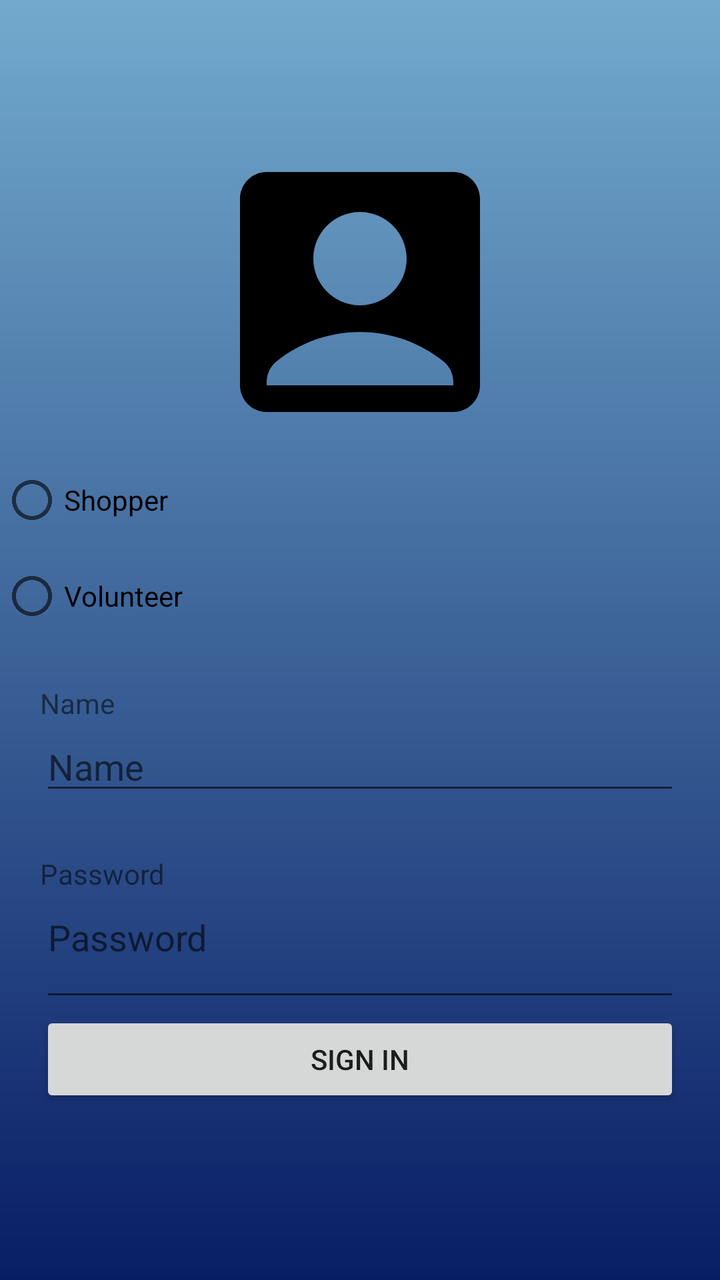
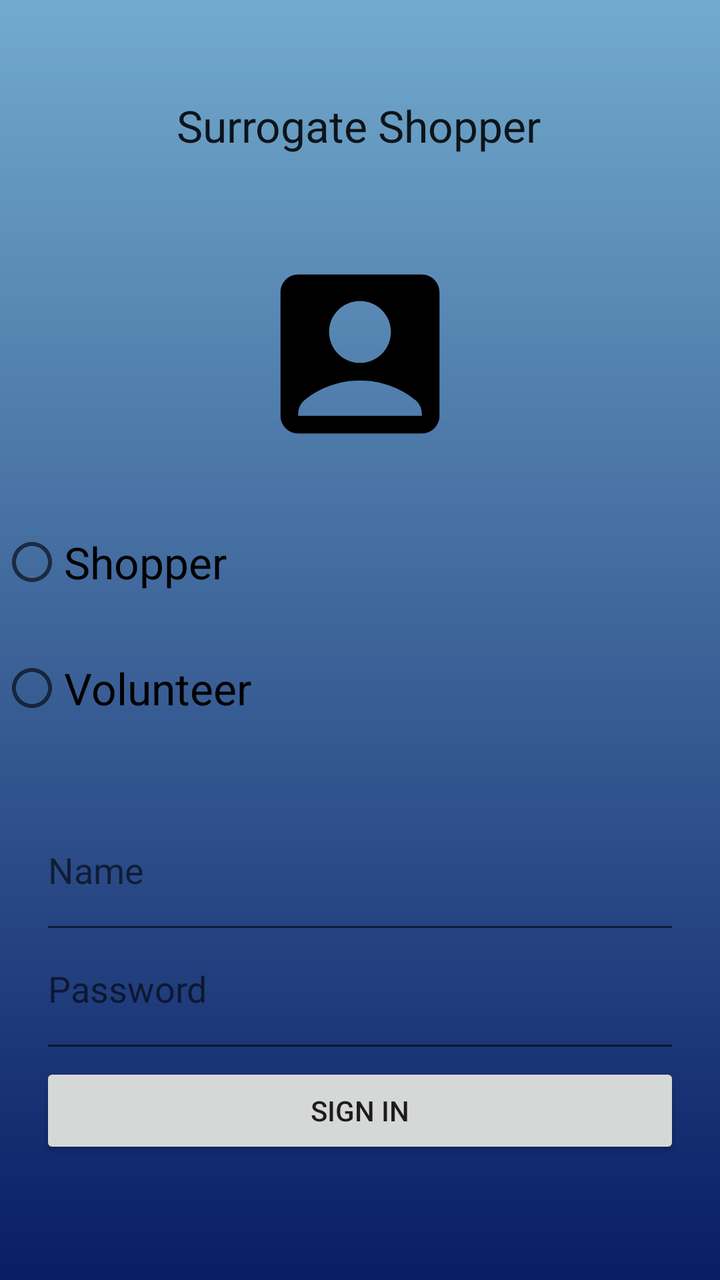

An Android layout rendered at two revisions. The XML below is the earlier revision; the diff shows what the commit changed to produce the second picture.
<!-- AndroidManifest.xml: application theme Theme.SurrogateTester -->
<!-- res/layout/activity_main.xml -->
<?xml version="1.0" encoding="utf-8"?>
<RelativeLayout xmlns:android="http://schemas.android.com/apk/res/android"
    xmlns:app="http://schemas.android.com/apk/res-auto"
    xmlns:tools="http://schemas.android.com/tools"
    android:layout_width="match_parent"
    android:layout_height="match_parent"
    android:gravity="center"
    android:background="@drawable/pgae_bg"
    tools:context=".MainActivity">


    <LinearLayout
        android:layout_width="match_parent"
        android:layout_height="wrap_content"
        android:gravity="center"
        android:orientation="vertical">

        <ImageView
            android:layout_width="160dp"
            android:layout_height="160dp"
            android:src="@drawable/account_icon">

        </ImageView>

        <RadioGroup
            android:layout_width="match_parent"
            android:layout_height="match_parent">

            <RadioButton
                android:id="@+id/radioButton"
                android:layout_width="match_parent"
                android:layout_height="wrap_content"
                android:text="Shopper" />

            <RadioButton
                android:id="@+id/radioButton2"
                android:layout_width="match_parent"
                android:layout_height="wrap_content"
                android:text="Volunteer" />

        </RadioGroup>

        <LinearLayout
            android:layout_width="match_parent"
            android:layout_height="match_parent"
            android:orientation="vertical"
            android:padding="20dp">

            <TextView
                android:id="@+id/textView4"
                android:layout_width="match_parent"
                android:layout_height="wrap_content"
                android:text="Name" />

            <EditText
                android:id="@+id/editTextTextPersonName"
                android:layout_width="match_parent"
                android:layout_height="wrap_content"
                android:ems="10"
                android:hint="Name"

                android:inputType="textPersonName" />

            <TextView
                android:id="@+id/textView5"
                android:layout_width="match_parent"
                android:layout_height="wrap_content"
                android:text="Password"
                android:paddingTop="25dp"/>

            <EditText
                android:id="@+id/editTextTextPassword"
                android:layout_width="match_parent"
                android:layout_height="wrap_content"
                android:ems="10"
                android:hint="Password"
                android:inputType="textPassword"
                android:paddingBottom="25dp"/>

            <Button
                android:id="@+id/button"
                android:layout_width="match_parent"
                android:layout_height="wrap_content"
                android:text="Sign In"

                />
        </LinearLayout>


    </LinearLayout>


</RelativeLayout>
<!-- resources referenced by this layout -->
<resources>
  <!-- drawable account_icon (drawable) -->
  <vector android:height="24dp" android:tint="#000000"
      android:viewportHeight="24" android:viewportWidth="24"
      android:width="24dp" xmlns:android="http://schemas.android.com/apk/res/android">
      <path android:fillColor="@android:color/white" android:pathData="M19,3H5C3.9,3 3,3.9 3,5v14c0,1.1 0.9,2 2,2h14c1.1,0 2,-0.9 2,-2V5C21,3.9 20.1,3 19,3zM12,6c1.93,0 3.5,1.57 3.5,3.5c0,1.93 -1.57,3.5 -3.5,3.5s-3.5,-1.57 -3.5,-3.5C8.5,7.57 10.07,6 12,6zM19,19H5v-0.23c0,-0.62 0.28,-1.2 0.76,-1.58C7.47,15.82 9.64,15 12,15s4.53,0.82 6.24,2.19c0.48,0.38 0.76,0.97 0.76,1.58V19z"/>
  </vector>
  <!-- drawable pgae_bg (drawable) -->
  <?xml version="1.0" encoding="utf-8"?>
  <shape xmlns:android="http://schemas.android.com/apk/res/android">
  
      <gradient android:type="linear" android:angle="100" android:startColor="#72AACD" android:endColor="#081D65"/>
  
  </shape>
  <style name="Theme.SurrogateTester" parent="Theme.MaterialComponents.DayNight.DarkActionBar">
          
          <item name="colorPrimary">@color/purple_500</item>
          <item name="colorPrimaryVariant">@color/purple_700</item>
          <item name="colorOnPrimary">@color/white</item>
          
          <item name="colorSecondary">@color/teal_200</item>
          <item name="colorSecondaryVariant">@color/teal_700</item>
          <item name="colorOnSecondary">@color/black</item>
          
          <item name="android:statusBarColor">?attr/colorPrimaryVariant</item>
          
      </style>
  <color name="purple_500">#FF6200EE</color>
  <color name="purple_700">#FF3700B3</color>
  <color name="white">#FFFFFFFF</color>
  <color name="teal_200">#FF03DAC5</color>
  <color name="teal_700">#FF018786</color>
  <color name="black">#FF000000</color>
</resources>

<!-- the commit's change to res/layout/activity_main.xml (unified diff, before → after) -->
@@ -1,10 +1,9 @@
 <?xml version="1.0" encoding="utf-8"?>
-<RelativeLayout xmlns:android="http://schemas.android.com/apk/res/android"
+<androidx.constraintlayout.widget.ConstraintLayout xmlns:android="http://schemas.android.com/apk/res/android"
     xmlns:app="http://schemas.android.com/apk/res-auto"
     xmlns:tools="http://schemas.android.com/tools"
     android:layout_width="match_parent"
     android:layout_height="match_parent"
-    android:gravity="center"
     android:background="@drawable/pgae_bg"
     tools:context=".MainActivity">
 
@@ -12,31 +11,41 @@
     <LinearLayout
         android:layout_width="match_parent"
         android:layout_height="wrap_content"
+        android:layout_marginTop="124dp"
         android:gravity="center"
-        android:orientation="vertical">
+        android:orientation="vertical"
+        app:layout_constraintTop_toTopOf="parent"
+        tools:layout_editor_absoluteX="16dp">
 
         <ImageView
-            android:layout_width="160dp"
-            android:layout_height="160dp"
+            android:layout_width="136dp"
+            android:layout_height="106dp"
             android:src="@drawable/account_icon">
 
         </ImageView>
+
+        <TextView
+            android:id="@+id/textView"
+            android:layout_width="match_parent"
+            android:layout_height="wrap_content" />
 
         <RadioGroup
             android:layout_width="match_parent"
             android:layout_height="match_parent">
 
             <RadioButton
-                android:id="@+id/radioButton"
+                android:id="@+id/radShopper"
                 android:layout_width="match_parent"
-                android:layout_height="wrap_content"
-                android:text="Shopper" />
+                android:layout_height="64dp"
+                android:text="Shopper"
+                android:textAppearance="@style/TextAppearance.AppCompat.Large" />
 
             <RadioButton
-                android:id="@+id/radioButton2"
+                android:id="@+id/radVolunteer"
                 android:layout_width="match_parent"
-                android:layout_height="wrap_content"
-                android:text="Volunteer" />
+                android:layout_height="62dp"
+                android:text="Volunteer"
+                android:textAppearance="@style/TextAppearance.AppCompat.Large" />
 
         </RadioGroup>
 
@@ -46,39 +55,26 @@
             android:orientation="vertical"
             android:padding="20dp">
 
-            <TextView
-                android:id="@+id/textView4"
+            <EditText
+                android:id="@+id/etName"
                 android:layout_width="match_parent"
-                android:layout_height="wrap_content"
-                android:text="Name" />
-
-            <EditText
-                android:id="@+id/editTextTextPersonName"
-                android:layout_width="match_parent"
-                android:layout_height="wrap_content"
+                android:layout_height="77dp"
                 android:ems="10"
                 android:hint="Name"
 
                 android:inputType="textPersonName" />
 
-            <TextView
-                android:id="@+id/textView5"
-                android:layout_width="match_parent"
-                android:layout_height="wrap_content"
-                android:text="Password"
-                android:paddingTop="25dp"/>
-
             <EditText
-                android:id="@+id/editTextTextPassword"
+                android:id="@+id/etPassword"
                 android:layout_width="match_parent"
                 android:layout_height="wrap_content"
                 android:ems="10"
                 android:hint="Password"
                 android:inputType="textPassword"
-                android:paddingBottom="25dp"/>
+                android:paddingBottom="25dp" />
 
             <Button
-                android:id="@+id/button"
+                android:id="@+id/btnSign"
                 android:layout_width="match_parent"
                 android:layout_height="wrap_content"
                 android:text="Sign In"
@@ -89,5 +85,17 @@
 
     </LinearLayout>
 
+    <TextView
+        android:id="@+id/textView2"
+        android:layout_width="wrap_content"
+        android:layout_height="wrap_content"
+        android:layout_marginTop="48dp"
+        android:text="Surrogate Shopper"
+        android:textAppearance="@style/TextAppearance.AppCompat.Large"
+        app:layout_constraintEnd_toEndOf="parent"
+        app:layout_constraintHorizontal_bias="0.498"
+        app:layout_constraintStart_toStartOf="parent"
+        app:layout_constraintTop_toTopOf="parent" />
 
-</RelativeLayout>
+
+</androidx.constraintlayout.widget.ConstraintLayout>
<!-- resource entries referenced after the edit -->
@@ -13,24 +13,5 @@
       <gradient android:type="linear" android:angle="100" android:startColor="#72AACD" android:endColor="#081D65"/>
   
   </shape>
-  <style name="Theme.SurrogateTester" parent="Theme.MaterialComponents.DayNight.DarkActionBar">
-          
-          <item name="colorPrimary">@color/purple_500</item>
-          <item name="colorPrimaryVariant">@color/purple_700</item>
-          <item name="colorOnPrimary">@color/white</item>
-          
-          <item name="colorSecondary">@color/teal_200</item>
-          <item name="colorSecondaryVariant">@color/teal_700</item>
-          <item name="colorOnSecondary">@color/black</item>
-          
-          <item name="android:statusBarColor">?attr/colorPrimaryVariant</item>
-          
-      </style>
-  <color name="purple_500">#FF6200EE</color>
-  <color name="purple_700">#FF3700B3</color>
-  <color name="white">#FFFFFFFF</color>
-  <color name="teal_200">#FF03DAC5</color>
-  <color name="teal_700">#FF018786</color>
-  <color name="black">#FF000000</color>
 </resources>
 
